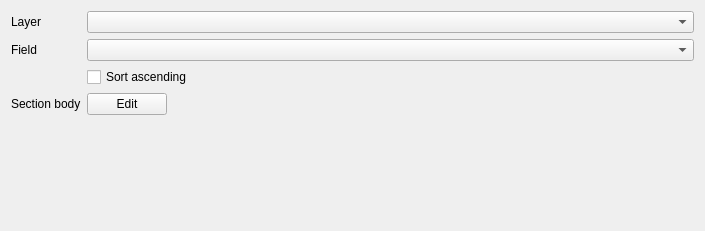
First picture: the form in src/ui/layout/qgsreportwidgetfieldgroupsectionbase.ui, repository carsmie/QGIS, before the edit.
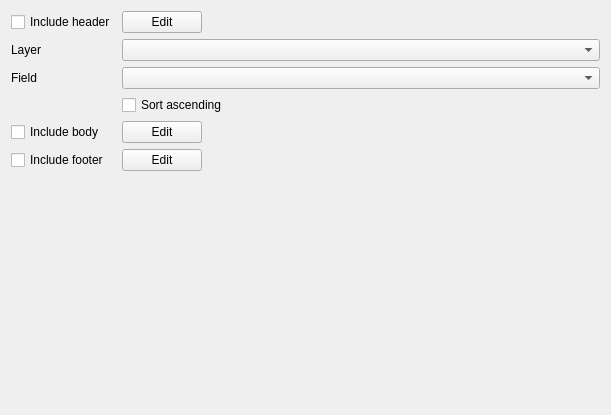
Second picture: the form after the edit. Custom widgets are drawn as their Qt base class.

Commit message: Nicer ui widgets for sections, add missing control for disabling body sections

What changed in the file:
```diff
--- a/src/ui/layout/qgsreportwidgetfieldgroupsectionbase.ui
+++ b/src/ui/layout/qgsreportwidgetfieldgroupsectionbase.ui
@@ -6,8 +6,8 @@
    <rect>
     <x>0</x>
     <y>0</y>
-    <width>705</width>
-    <height>231</height>
+    <width>611</width>
+    <height>415</height>
    </rect>
   </property>
   <property name="windowTitle">
@@ -16,41 +16,14 @@
   <layout class="QVBoxLayout" name="verticalLayout">
    <item>
     <layout class="QGridLayout" name="gridLayout">
-     <item row="3" column="0">
-      <widget class="QLabel" name="label">
-       <property name="text">
-        <string>Section body</string>
-       </property>
-      </widget>
-     </item>
-     <item row="3" column="1">
-      <widget class="QPushButton" name="mButtonEditBody">
+     <item row="5" column="1">
+      <widget class="QPushButton" name="mButtonEditFooter">
        <property name="text">
         <string>Edit</string>
        </property>
       </widget>
      </item>
-     <item row="0" column="0">
-      <widget class="QLabel" name="label_2">
-       <property name="text">
-        <string>Layer</string>
-       </property>
-      </widget>
-     </item>
-     <item row="0" column="1" colspan="2">
-      <widget class="QgsMapLayerComboBox" name="mLayerComboBox"/>
-     </item>
-     <item row="1" column="0">
-      <widget class="QLabel" name="label_3">
-       <property name="text">
-        <string>Field</string>
-       </property>
-      </widget>
-     </item>
-     <item row="1" column="1" colspan="2">
-      <widget class="QgsFieldComboBox" name="mFieldComboBox"/>
-     </item>
-     <item row="3" column="2">
+     <item row="4" column="2">
       <spacer name="horizontalSpacer_2">
        <property name="orientation">
         <enum>Qt::Horizontal</enum>
@@ -63,13 +36,68 @@
        </property>
       </spacer>
      </item>
-     <item row="2" column="1" colspan="2">
+     <item row="2" column="0">
+      <widget class="QLabel" name="label_3">
+       <property name="text">
+        <string>Field</string>
+       </property>
+      </widget>
+     </item>
+     <item row="3" column="1" colspan="2">
       <widget class="QCheckBox" name="mSortAscendingCheckBox">
        <property name="text">
         <string>Sort ascending</string>
        </property>
       </widget>
      </item>
+     <item row="1" column="0">
+      <widget class="QLabel" name="label_2">
+       <property name="text">
+        <string>Layer</string>
+       </property>
+      </widget>
+     </item>
+     <item row="1" column="1" colspan="2">
+      <widget class="QgsMapLayerComboBox" name="mLayerComboBox"/>
+     </item>
+     <item row="4" column="1">
+      <widget class="QPushButton" name="mButtonEditBody">
+       <property name="text">
+        <string>Edit</string>
+       </property>
+      </widget>
+     </item>
+     <item row="2" column="1" colspan="2">
+      <widget class="QgsFieldComboBox" name="mFieldComboBox"/>
+     </item>
+     <item row="5" column="0">
+      <widget class="QCheckBox" name="mCheckShowFooter">
+       <property name="text">
+        <string>Include footer</string>
+       </property>
+      </widget>
+     </item>
+     <item row="0" column="0">
+      <widget class="QCheckBox" name="mCheckShowHeader">
+       <property name="text">
+        <string>Include header</string>
+       </property>
+      </widget>
+     </item>
+     <item row="0" column="1">
+      <widget class="QPushButton" name="mButtonEditHeader">
+       <property name="text">
+        <string>Edit</string>
+       </property>
+      </widget>
+     </item>
+     <item row="4" column="0">
+      <widget class="QCheckBox" name="mCheckShowBody">
+       <property name="text">
+        <string>Include body</string>
+       </property>
+      </widget>
+     </item>
     </layout>
    </item>
    <item>
```
Left out of the diff: 4 changed lines with no effect on the pictures. The commit also changes 15 other files.
